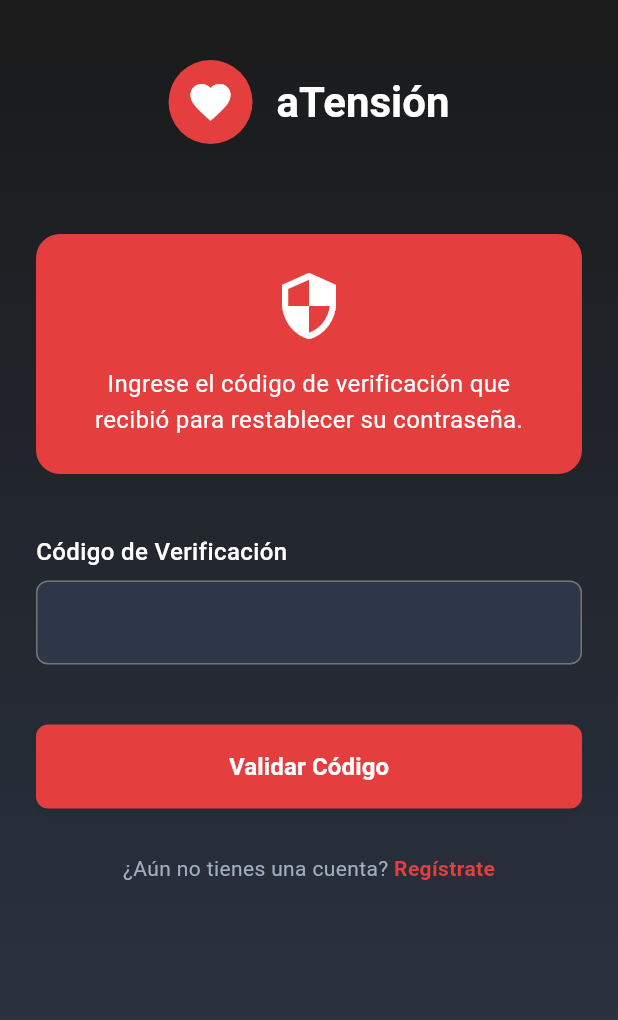
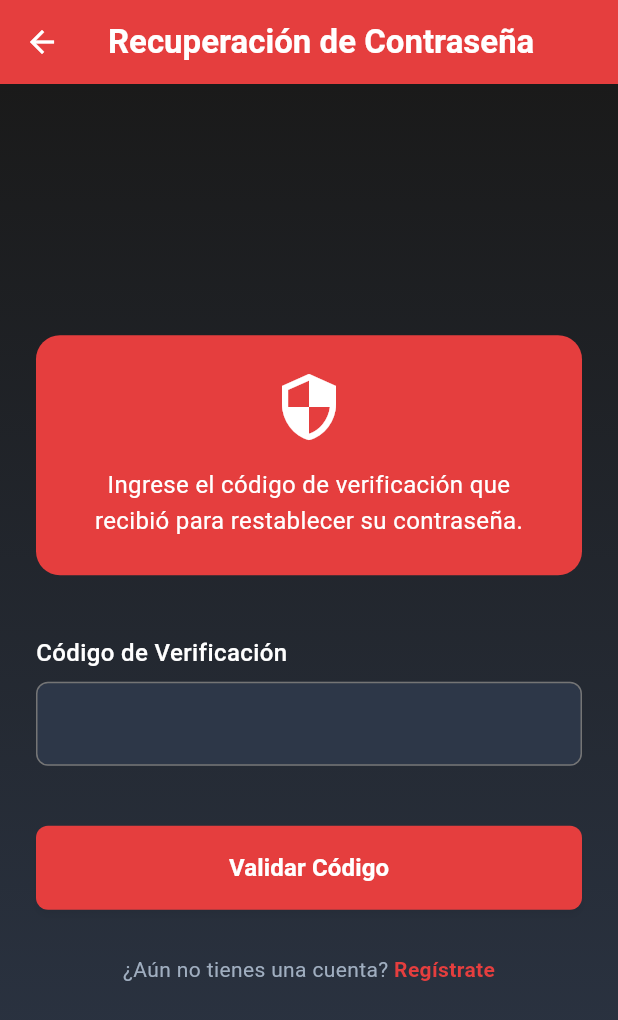
Before and after one commit to Svaella/atension-app-taller, a Flutter app: the PasswordResetScreen screen opened by its route, on a phone screen of 412 x 824 dp. Shown: the top 1020 px of the screen. Run offline on Flutter 3.47's test engine with Material 3 defaults, Android fonts, the phone set to English and light mode, and no system bars; our stand-ins replace fl_chart, go_router, shared_preferences; accounts and stored records are empty.

Commit message:
Update repo

```diff
--- a/lib/models/bp_entry.dart
+++ b/lib/models/bp_entry.dart
@@ -2,22 +2,36 @@ class BPEntry {
   final int id;
   final int systolic;
   final int diastolic;
+  final String category;
   final DateTime takenAt;
-  final String category; // NORMAL | MEDIO | ALTO
 
   BPEntry({
     required this.id,
     required this.systolic,
     required this.diastolic,
+    required this.category,
     required this.takenAt,
-    required this.category,
   });
 
-  factory BPEntry.fromJson(Map<String, dynamic> j) => BPEntry(
-        id: j['id'] as int,
-        systolic: j['systolic'] as int,
-        diastolic: j['diastolic'] as int,
-        takenAt: DateTime.parse(j['taken_at'] as String),
-        category: (j['category'] as String).toUpperCase(),
-      );
+  factory BPEntry.fromJson(Map<String, dynamic> j) {
+    final raw = j['taken_at'] as String?;
+    // Convertir de UTC (o ISO) a hora local para la UI
+    final local = raw != null ? DateTime.parse(raw).toLocal() : DateTime.now();
+    return BPEntry(
+      id: j['id'] as int,
+      systolic: j['systolic'] as int,
+      diastolic: j['diastolic'] as int,
+      category: (j['category'] ?? '').toString(),
+      takenAt: local,
+    );
+  }
+
+  Map<String, dynamic> toJson() => {
+        'id': id,
+        'systolic': systolic,
+        'diastolic': diastolic,
+        'category': category,
+        // Guardar siempre en UTC
+        'taken_at': takenAt.toUtc().toIso8601String(),
+      };
 }
--- a/lib/screens/password_reset_screen.dart
+++ b/lib/screens/password_reset_screen.dart
@@ -1,9 +1,11 @@
 import 'package:flutter/material.dart';
 import 'package:go_router/go_router.dart';
+import 'package:provider/provider.dart';
 import '../utils/colors.dart';
-import '../utils/constants.dart';
 import '../widgets/custom_button.dart';
 import '../widgets/custom_text_field.dart';
+import '../services/api_service.dart';
+import '../services/theme_service.dart';
 
 class PasswordResetScreen extends StatefulWidget {
   const PasswordResetScreen({super.key});
@@ -40,9 +42,11 @@ class _PasswordResetScreenState extends State<PasswordResetScreen> {
       }
     } catch (e) {
       if (mounted) {
+        // Mostrar mensaje de error amigable
+        final errorMessage = e is ApiException ? e.message : 'No se pudo validar el código. Por favor, verifica e intenta nuevamente.';
         ScaffoldMessenger.of(context).showSnackBar(
           SnackBar(
-            content: Text('Error: ${e.toString()}'),
+            content: Text(errorMessage),
             backgroundColor: AppColors.errorRed,
           ),
         );
@@ -53,51 +57,53 @@ class _PasswordResetScreenState extends State<PasswordResetScreen> {
   @override
   Widget build(BuildContext context) {
     return Scaffold(
-      body: Container(
-        decoration: const BoxDecoration(
+      appBar: AppBar(
+        leading: IconButton(
+          icon: const Icon(Icons.arrow_back),
+          onPressed: () {
+            if (Navigator.of(context).canPop()) {
+              Navigator.of(context).pop();
+            } else {
+              context.go('/login');
+            }
+          },
+        ),
+        title: const Text(
+          'Recuperación de Contraseña',
+          style: TextStyle(color: Colors.white, fontWeight: FontWeight.w600),
+        ),
+        backgroundColor: AppColors.primaryRed,
+        elevation: 0,
+        iconTheme: const IconThemeData(color: Colors.white),
+      ),
+      body: Consumer<ThemeService>(
+        builder: (context, themeService, child) {
+          return LayoutBuilder(
+            builder: (context, constraints) {
+              return Container(
+                decoration: BoxDecoration(
                   gradient: LinearGradient(
                     begin: Alignment.topCenter,
                     end: Alignment.bottomCenter,
-            colors: [AppColors.darkBackground, Color(0xFF2D3748)],
+                    colors: themeService.isDarkTheme
+                        ? [AppColors.darkBackground, const Color(0xFF2D3748)]
+                        : [Colors.grey[50]!, Colors.grey[100]!],
                   ),
                 ),
                 child: SafeArea(
+                  child: SingleChildScrollView(
+                child: ConstrainedBox(
+                  constraints: BoxConstraints(
+                    minHeight: constraints.maxHeight - MediaQuery.of(context).padding.top,
+                  ),
                   child: Padding(
                     padding: const EdgeInsets.symmetric(horizontal: 24.0),
                     child: Form(
                       key: _formKey,
                       child: Column(
+                        mainAxisAlignment: MainAxisAlignment.center,
                         children: [
                   const SizedBox(height: 40),
-
-                  // Logo y título
-                  Row(
-                    mainAxisAlignment: MainAxisAlignment.center,
-                    children: [
-                      Container(
-                        padding: const EdgeInsets.all(12),
-                        decoration: const BoxDecoration(
-                          shape: BoxShape.circle,
-                          color: AppColors.primaryRed,
-                        ),
-                        child: const Icon(
-                          Icons.favorite,
-                          size: 32,
-                          color: Colors.white,
-                        ),
-                      ),
-                      const SizedBox(width: 16),
-                      Text(
-                        Constants.appName,
-                        style: Theme.of(context).textTheme.headlineMedium?.copyWith(
-                          color: Colors.white,
-                          fontWeight: FontWeight.bold,
-                        ),
-                      ),
-                    ],
-                  ),
-
-                  const SizedBox(height: 60),
 
                   // Card de instrucciones
                   Container(
@@ -180,13 +186,18 @@ class _PasswordResetScreenState extends State<PasswordResetScreen> {
                     ],
                   ),
 
-                  const Spacer(),
+                  const SizedBox(height: 40),
                         ],
                       ),
                     ),
                   ),
                 ),
                   ),
+                ),
+              );
+            });
+        },
+      ),
     );
   }
 }
--- a/lib/services/bp_service.dart
+++ b/lib/services/bp_service.dart
@@ -85,7 +85,8 @@ class BPService extends ChangeNotifier {
         body: json.encode({
           'systolic': sys,
           'diastolic': dia,
-          'taken_at': takenAt.toIso8601String(),
+          // Enviar siempre en UTC
+          'taken_at': takenAt.toUtc().toIso8601String(),
         }),
       );
       debugPrint('POST /pressures -> ${res.statusCode} ${res.body}');
--- a/lib/utils/constants.dart
+++ b/lib/utils/constants.dart
@@ -3,8 +3,8 @@ class Constants {
   //static const String baseUrl = 'http://localhost:8000/api'; // Cambia por tu URL de FastAPI
   // URL base del backend (SIN /api al final)
   //static const String baseUrl = 'http://127.0.0.1:8000';
-  //static const String baseUrl = 'http://192.168.1.38:8000';
-  static const String baseUrl = 'http://10.245.160.80:8000';
+  static const String baseUrl = 'http://192.168.1.38:8000';
+  //static const String baseUrl = 'http://10.139.134.80:8000';
   static const String apiV1 = '/api/v1';
 
   // Endpoints de autenticación
--- a/lib/widgets/custom_text_field.dart
+++ b/lib/widgets/custom_text_field.dart
@@ -1,4 +1,5 @@
 import 'package:flutter/material.dart';
+import 'package:flutter/services.dart';
 import '../utils/colors.dart';
 
 class CustomTextField extends StatelessWidget {
@@ -13,6 +14,8 @@ class CustomTextField extends StatelessWidget {
   final void Function(String)? onChanged;
   final int maxLines;
   final bool enabled;
+  final int? maxLength;
+  final List<TextInputFormatter>? inputFormatters;
 
   const CustomTextField({
     super.key,
@@ -27,6 +30,8 @@ class CustomTextField extends StatelessWidget {
     this.onChanged,
     this.maxLines = 1,
     this.enabled = true,
+    this.maxLength,
+    this.inputFormatters,
   });
 
   @override
@@ -53,11 +58,14 @@ class CustomTextField extends StatelessWidget {
           onChanged: onChanged,
           maxLines: maxLines,
           enabled: enabled,
+          maxLength: maxLength,
+          inputFormatters: inputFormatters,
           style: TextStyle(
             color: isDark ? Colors.white : Colors.black87,
             fontSize: 16,
           ),
           decoration: InputDecoration(
+            counterText: maxLength != null ? '' : null,
             hintText: hintText,
             hintStyle: TextStyle(
               color: isDark ? Colors.grey[400] : Colors.grey[600],
--- a/pubspec.yaml
+++ b/pubspec.yaml
@@ -33,11 +33,12 @@ dependencies:
   cupertino_icons: ^1.0.2
   http: ^1.1.0
   shared_preferences: ^2.2.2
-  provider: ^6.1.1
+  provider: ^6.0.5
   go_router: ^12.1.3
   flutter_svg: ^2.0.9
   google_fonts: ^6.1.0
   intl: ^0.19.0
+  fl_chart: ^0.69.0
 
 dev_dependencies:
   flutter_test:
```
Also changed, not shown: lib/main.dart (+8 -2 lines), lib/screens/evaluation_form_screen1.dart (+19 -2 lines), lib/screens/evaluation_form_screen2.dart (+14 -3 lines), lib/screens/home/registro_screen.dart (+66 -89 lines), lib/screens/login_screen.dart (+14 -5 lines), lib/screens/new_password_screen.dart (+41 -64 lines), lib/screens/register_screen.dart (+14 -4 lines), lib/services/api_service.dart (+23 -45 lines), lib/utils/bp_style.dart (added, +23 -0 lines), lib/widgets/trend_chart.dart (added, +161 -0 lines), pubspec.lock. Lines whose indentation alone changed are shown as unchanged.
